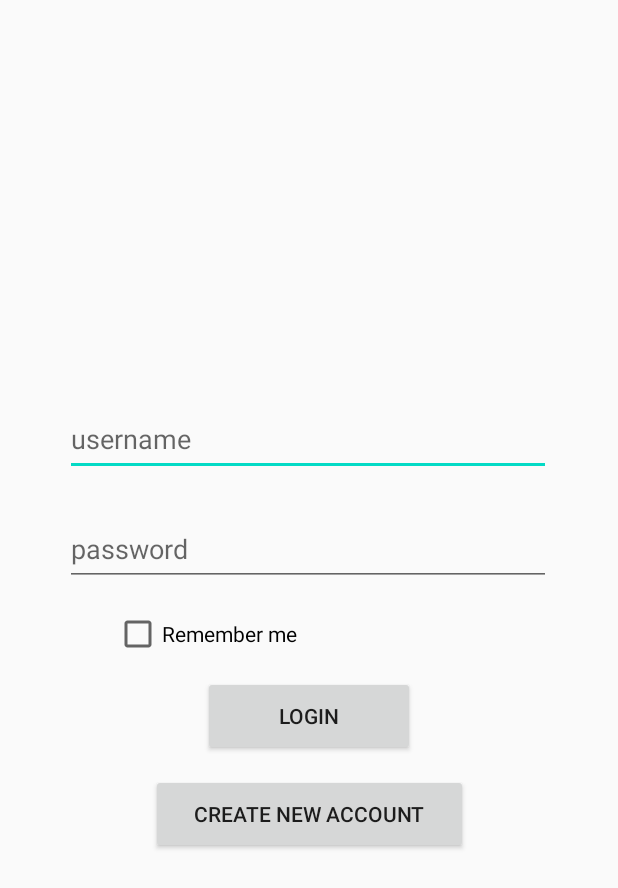
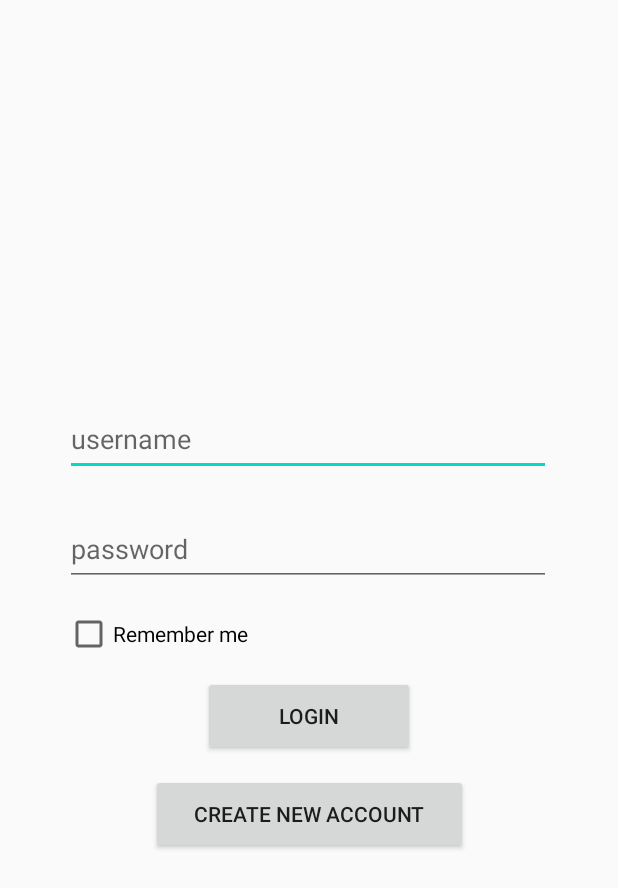
Before and after one commit to sth17001/ParagonApp, an Android app: the layout activity_login.xml on its own in the app's theme, with its tools: preview values and no code run, on a phone screen of 412 x 824 dp. Shown: the top 888 px of the screen. Run offline under Robolectric (Android 15) with nearby library versions, the phone set to English and light mode, and no system bars.

Commit message:
login changes

```diff
--- a/app/src/main/java/com/example/paragonapp/login.java
+++ b/app/src/main/java/com/example/paragonapp/login.java
@@ -34,7 +34,8 @@ public class login extends AppCompatActivity {
 
         User savedUser = new User();
         loadUser(savedUser);
-        if (savedUser.getUsername() != null) {
+        System.out.println(savedUser.getUsername());
+        if (savedUser.getUsername() != "null") {
             loadUsername = (EditText) findViewById(R.id.usernameEdit);
             loadPassword = (EditText) findViewById(R.id.passwordEdit);
             loadUsername.setText(savedUser.getUsername());
@@ -127,4 +128,5 @@ public class login extends AppCompatActivity {
         currentUser.setUsername(sharedpreferences.getString("username", "null"));
         currentUser.setPassword(sharedpreferences.getString("password", "null"));
     }
+
 }
--- a/app/src/main/res/layout/activity_login.xml
+++ b/app/src/main/res/layout/activity_login.xml
@@ -61,10 +61,9 @@
         android:id="@+id/rememberCheck"
         android:layout_width="wrap_content"
         android:layout_height="wrap_content"
-        android:layout_marginStart="76dp"
         android:layout_marginTop="16dp"
         android:text="Remember me"
-        app:layout_constraintStart_toStartOf="parent"
+        app:layout_constraintStart_toStartOf="@+id/passwordEdit"
         app:layout_constraintTop_toBottomOf="@+id/passwordEdit" />
 
 </androidx.constraintlayout.widget.ConstraintLayout>
```
Also changed, not shown: app/src/main/java/com/example/paragonapp/User.java (+11 -6 lines).
